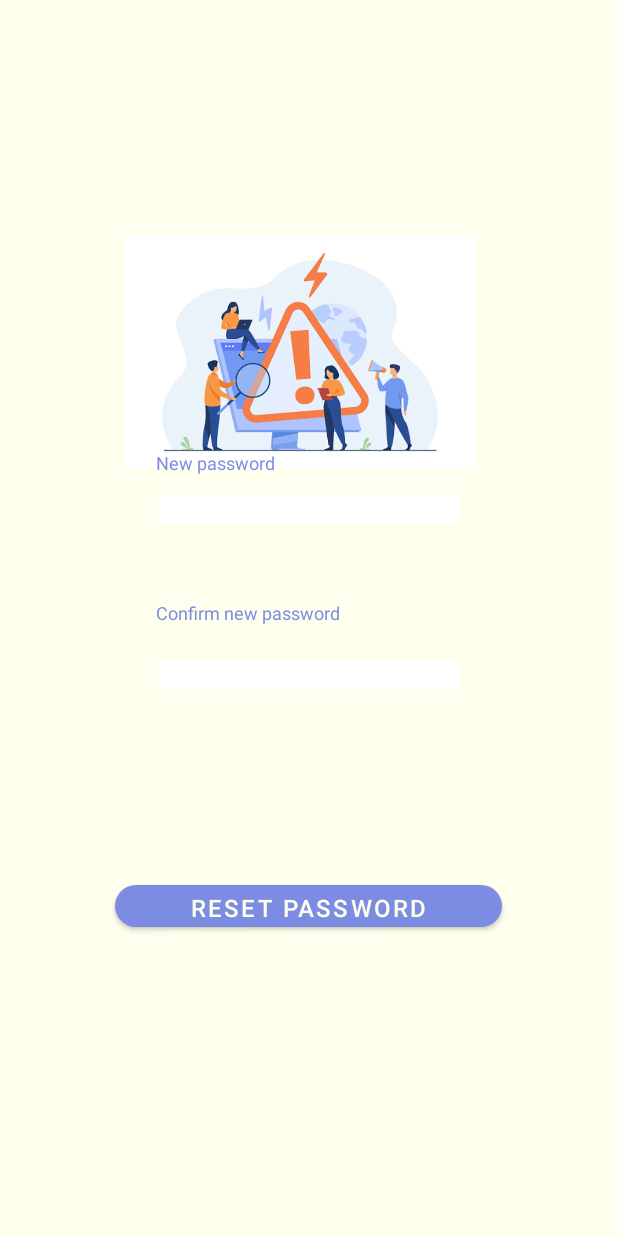
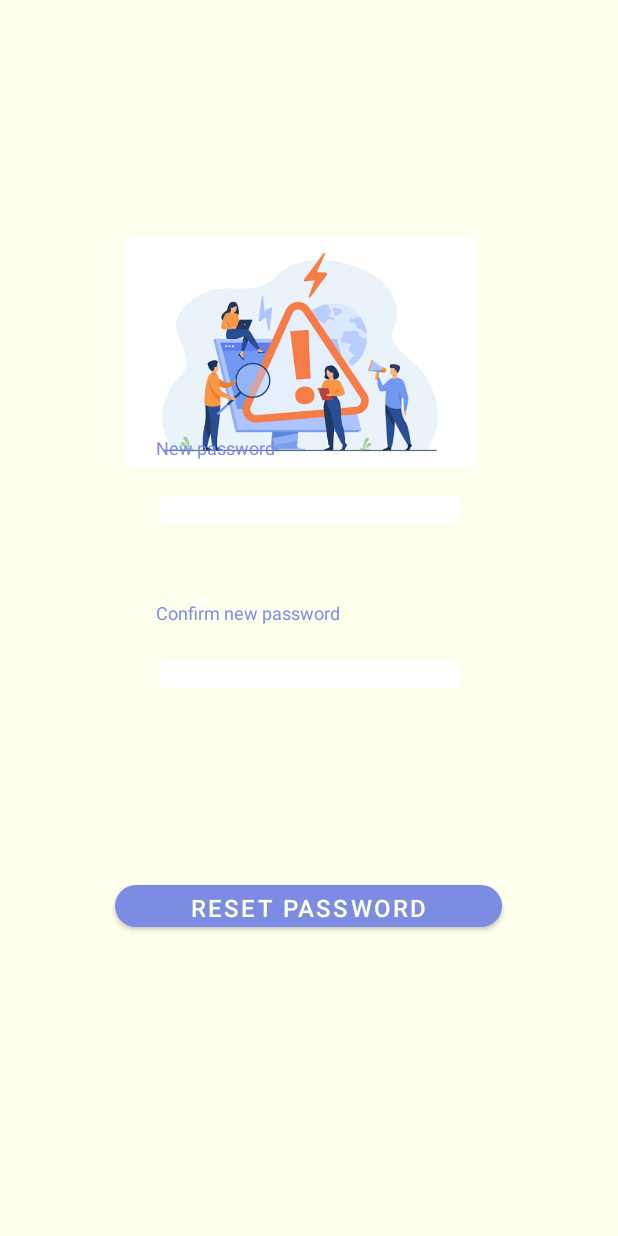
Before and after one commit to lazarm999/software-engineering-project, an Android app: the PasswordResetActivity screen opened directly, with no data from a screen before it, on a phone screen of 412 x 824 dp. Run offline under Robolectric (Android 15) with nearby library versions, the phone set to English and light mode, and no system bars; Roboto replaces fonts that are not available here.

Commit message:
Novi commit

```diff
--- a/Aplikacija/Android/app/build.gradle
+++ b/Aplikacija/Android/app/build.gradle
@@ -38,6 +38,8 @@ dependencies {
     implementation 'androidx.appcompat:appcompat:1.1.0'
     implementation 'com.google.android.material:material:1.1.0'
     implementation 'androidx.constraintlayout:constraintlayout:1.1.3'
+    implementation 'com.android.support:design:28.0.0'
+    implementation 'androidx.legacy:legacy-support-v4:1.0.0'
     testImplementation 'junit:junit:4.+'
     androidTestImplementation 'androidx.test.ext:junit:1.1.1'
     androidTestImplementation 'androidx.test.espresso:espresso-core:3.2.0'
--- a/Aplikacija/Android/app/src/main/AndroidManifest.xml
+++ b/Aplikacija/Android/app/src/main/AndroidManifest.xml
@@ -9,7 +9,8 @@
         android:roundIcon="@mipmap/ic_launcher_round"
         android:supportsRtl="true"
         android:theme="@style/Theme.Zadruga">
-        <activity android:name=".PasswordResetActivity"></activity>
+        <activity android:name=".MainStudentActivity"></activity>
+        <activity android:name=".PasswordResetActivity" />
         <activity android:name=".SignUpActivity" />
         <activity android:name=".LogInActivity" />
         <activity android:name=".MainActivity">
--- a/Aplikacija/Android/app/src/main/java/com/parovi/zadruga/MainActivity.java
+++ b/Aplikacija/Android/app/src/main/java/com/parovi/zadruga/MainActivity.java
@@ -71,7 +71,7 @@ public class MainActivity<AlterDialog> extends AppCompatActivity {
         });
         topAnim = AnimationUtils.loadAnimation(this, R.anim.top_animation);
         bottomAnim = AnimationUtils.loadAnimation(this, R.anim.bottom_animation);
-        h1 = findViewById(R.id.head);
+        h1 = findViewById(R.id.txtAppName);
         h1.setAnimation(topAnim);
 
         ImageButton changeLang = findViewById(R.id.imgBtnChangeLanguage);
--- a/Aplikacija/Android/app/src/main/res/layout/activity_password_reset.xml
+++ b/Aplikacija/Android/app/src/main/res/layout/activity_password_reset.xml
@@ -4,7 +4,7 @@
     xmlns:tools="http://schemas.android.com/tools"
     android:layout_width="match_parent"
     android:layout_height="match_parent"
-    android:background="#FFFFEE"
+    android:background="@color/background"
     tools:context=".PasswordResetActivity">
 
     <ImageView
@@ -30,9 +30,9 @@
         android:layout_centerHorizontal="true"
         android:layout_marginStart="104dp"
         android:layout_marginLeft="104dp"
-        android:layout_marginTop="300dp"
-        android:text="@string/newPass"
-        android:textColor="#7D8CE3"
+        android:layout_marginTop="290dp"
+        android:text="@string/newPassword"
+        android:textColor="@color/lila"
         android:textSize="12dp" />
 
     <EditText
@@ -44,7 +44,7 @@
         android:layout_marginTop="330dp"
         android:background="@color/cardview_light_background"
         android:inputType="textPassword"
-        android:textColor="#7D8CE3"
+        android:textColor="@color/lila"
         android:textSize="14dp" />
 
     <TextView
@@ -58,8 +58,8 @@
     android:layout_marginStart="104dp"
     android:layout_marginLeft="104dp"
     android:layout_marginTop="400dp"
-    android:text="@string/newPassConf"
-    android:textColor="#7D8CE3"
+    android:text="@string/newPasswordConfirmation"
+    android:textColor="@color/lila"
     android:textSize="12dp" />
 
     <EditText
@@ -71,7 +71,7 @@
         android:layout_marginTop="440dp"
         android:background="@color/cardview_light_background"
         android:inputType="textPassword"
-        android:textColor="#7D8CE3"
+        android:textColor="@color/lila"
         android:textSize="14dp" />
 
     <Button
@@ -81,9 +81,9 @@
         android:layout_alignParentBottom="true"
         android:layout_centerHorizontal="true"
         android:layout_marginBottom="200dp"
-        android:text="@string/reset"
-        android:textColor="#FFFFEE"
+        android:text="@string/resetPassword"
+        android:textColor="@color/background"
         android:textSize="16sp"
-        app:backgroundTint="#7D8CE3"
+        app:backgroundTint="@color/lila"
         app:cornerRadius="20dp" />
 </RelativeLayout>
--- a/Aplikacija/Android/app/src/main/res/values/colors.xml
+++ b/Aplikacija/Android/app/src/main/res/values/colors.xml
@@ -1,10 +1,9 @@
 <?xml version="1.0" encoding="utf-8"?>
 <resources>
-    <color name="purple_200">#FFBB86FC</color>
-    <color name="purple_500">#FF6200EE</color>
-    <color name="purple_700">#FF3700B3</color>
-    <color name="teal_200">#FF03DAC5</color>
-    <color name="teal_700">#FF018786</color>
-    <color name="black">#FF000000</color>
-    <color name="white">#FFFFFFFF</color>
+    <color name="lila">#7D8CE3</color>
+    <color name="background">#FFFFEE</color>
+    <color name="purple_500">#9C27B0</color>
+    <color name="purple_700">#7B1FA2</color>
+    <color name="teal_200">#80CBC4</color>
+    <color name="teal_700">#00796B</color>
 </resources>
--- a/Aplikacija/Android/app/src/main/res/values/themes.xml
+++ b/Aplikacija/Android/app/src/main/res/values/themes.xml
@@ -2,7 +2,7 @@
     <!-- Base application theme. -->
     <style name="Theme.Zadruga" parent="Theme.MaterialComponents.DayNight.NoActionBar">
         <!-- Primary brand color. -->
-        <item name="colorPrimary">@color/purple_500</item>
+        <item name="colorPrimary">@color/lila</item>
         <item name="colorPrimaryVariant">@color/purple_700</item>
         <item name="colorOnPrimary">@color/white</item>
         <!-- Secondary brand color. -->
```
Also changed, not shown: Aplikacija/Android/app/src/main/res/layout/activity_log_in.xml (+8 -8 lines), Aplikacija/Android/app/src/main/res/layout/activity_main.xml (+7 -7 lines), Aplikacija/Android/app/src/main/res/layout/activity_sign_up.xml (+26 -26 lines), Aplikacija/Android/app/src/main/res/values/strings.xml (+19 -12 lines), 1 other file.
